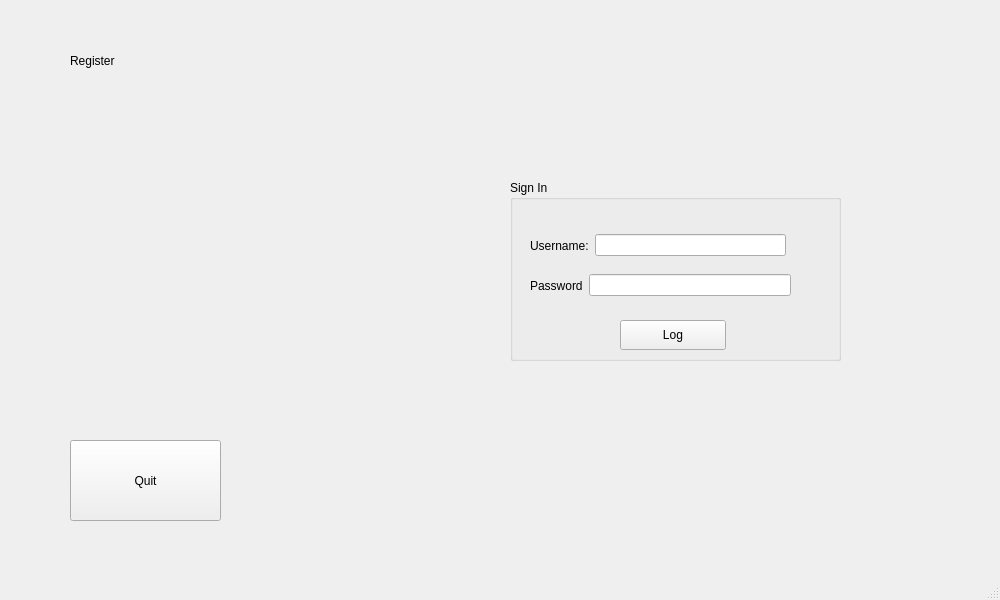
The window that src/gui.ui (jbento12/projectESRG) describes before a commit, drawn with Qt 5.
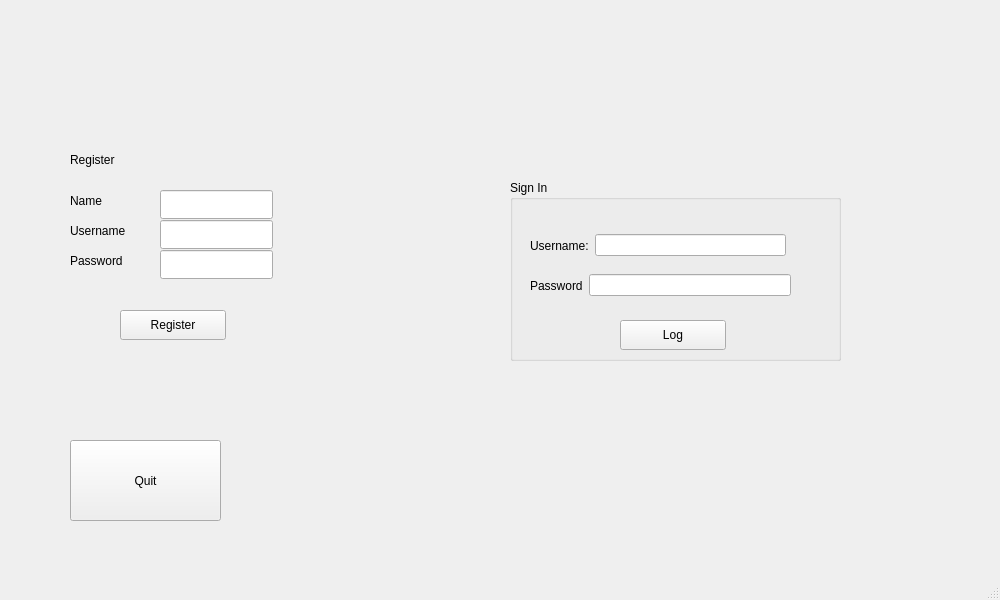
The same window after the commit.

Commit message: register new user

What changed in the file:
```diff
--- a/src/gui.ui
+++ b/src/gui.ui
@@ -88,9 +88,9 @@
     <property name="geometry">
      <rect>
       <x>70</x>
-      <y>30</y>
-      <width>211</width>
-      <height>61</height>
+      <y>150</y>
+      <width>101</width>
+      <height>20</height>
      </rect>
     </property>
     <property name="text">
@@ -110,6 +110,88 @@
      <string>Quit</string>
     </property>
    </widget>
+   <widget class="QLabel" name="label">
+    <property name="geometry">
+     <rect>
+      <x>70</x>
+      <y>220</y>
+      <width>91</width>
+      <height>21</height>
+     </rect>
+    </property>
+    <property name="text">
+     <string>Username</string>
+    </property>
+   </widget>
+   <widget class="QLabel" name="label_2">
+    <property name="geometry">
+     <rect>
+      <x>70</x>
+      <y>250</y>
+      <width>80</width>
+      <height>21</height>
+     </rect>
+    </property>
+    <property name="text">
+     <string>Password</string>
+    </property>
+   </widget>
+   <widget class="QLabel" name="label_3">
+    <property name="geometry">
+     <rect>
+      <x>70</x>
+      <y>190</y>
+      <width>80</width>
+      <height>21</height>
+     </rect>
+    </property>
+    <property name="text">
+     <string>Name</string>
+    </property>
+   </widget>
+   <widget class="QLineEdit" name="line_regName">
+    <property name="geometry">
+     <rect>
+      <x>160</x>
+      <y>190</y>
+      <width>113</width>
+      <height>29</height>
+     </rect>
+    </property>
+   </widget>
+   <widget class="QLineEdit" name="line_regUser">
+    <property name="geometry">
+     <rect>
+      <x>160</x>
+      <y>220</y>
+      <width>113</width>
+      <height>29</height>
+     </rect>
+    </property>
+   </widget>
+   <widget class="QLineEdit" name="lineregPass">
+    <property name="geometry">
+     <rect>
+      <x>160</x>
+      <y>250</y>
+      <width>113</width>
+      <height>29</height>
+     </rect>
+    </property>
+   </widget>
+   <widget class="QPushButton" name="push_register">
+    <property name="geometry">
+     <rect>
+      <x>120</x>
+      <y>310</y>
+      <width>106</width>
+      <height>30</height>
+     </rect>
+    </property>
+    <property name="text">
+     <string>Register</string>
+    </property>
+   </widget>
   </widget>
   <widget class="QMenuBar" name="menubar">
    <property name="geometry">
```
The commit also changes 4 other files.
